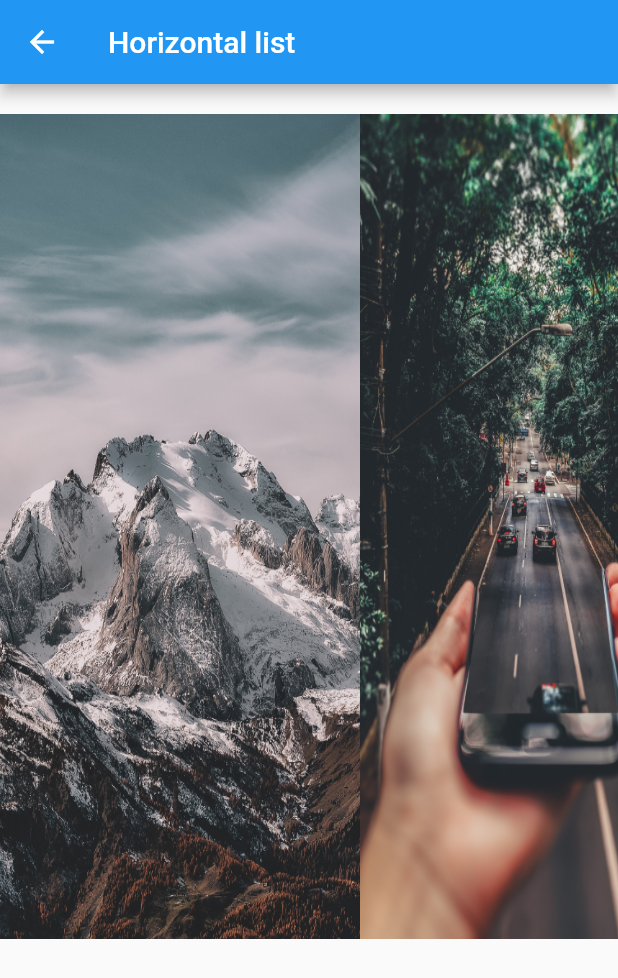
After one commit to Nikhildeshmukh07/Flutter_Learn, a Flutter app: the MyList screen opened directly, on a phone screen of 412 x 824 dp. The commit adds this screen. Shown: the top 978 px of the screen. Run offline on Flutter 3.47's test engine with Material 2 defaults, Android fonts, the phone set to English and light mode, and no system bars; our stand-ins replace dropdown_button2.

Commit message:
commit from sstpl

```diff
--- /dev/null
+++ b/lib/10HorizontalList.dart
@@ -0,0 +1,84 @@
+import 'package:flutter/material.dart';
+class MyList extends StatelessWidget {
+
+  const MyList({super.key});
+
+  @override
+  Widget build(BuildContext context) {
+    final title = 'Horizontal list';
+    return Scaffold(
+      appBar: AppBar(
+        title: Text(title),
+        leading: IconButton(
+          tooltip: 'back button',
+          icon: Icon(Icons.arrow_back),
+          onPressed: (){
+            Navigator.pop(context);
+          },
+        ),
+      ),
+      body: Container(
+        margin: EdgeInsets.symmetric(vertical: 20.0),
+        height: 550.0,
+        child: ListView(
+          scrollDirection: Axis.horizontal,
+          children: <Widget>[
+            Container(
+              height: 480.0,
+              width: 240.0,
+              decoration: BoxDecoration(
+                image: DecorationImage(
+                  image: AssetImage(
+                    'assets/images/1.jpg'),
+                  fit: BoxFit.fill
+                ),
+                shape: BoxShape.rectangle,
+
+              ),
+            ),
+            Container(
+              height: 480.0,
+              width: 240.0,
+              decoration: BoxDecoration(
+                image: DecorationImage(
+                    image: AssetImage(
+                        'assets/images/2.jpg'),
+                    fit: BoxFit.fill
+                ),
+                shape: BoxShape.rectangle,
+
+              ),
+            ),
+            Container(
+              height: 480.0,
+              width: 240.0,
+              decoration: BoxDecoration(
+                image: DecorationImage(
+                    image: AssetImage(
+                        'assets/images/4.jpg'),
+                    fit: BoxFit.fill
+                ),
+                shape: BoxShape.rectangle,
+
+              ),
+            ),
+            Container(
+              height: 480.0,
+              width: 240.0,
+              decoration: BoxDecoration(
+                image: DecorationImage(
+                    image: AssetImage(
+                        'assets/images/5.jpg'),
+                    fit: BoxFit.fill
+                ),
+                shape: BoxShape.rectangle,
+
+              ),
+            ),
+          ],
+        ),
+      ),
+
+    );
+  }
+}
--- a/lib/main.dart
+++ b/lib/main.dart
@@ -1,15 +1,19 @@
 import 'package:flutter/material.dart';
+import 'package:flutter_learn/11ExpansionTileCard.dart';
 import 'package:flutter_learn/3TutorialHome.dart';
 import 'package:flutter_learn/8RichtextWidget.dart';
+import 'package:flutter_learn/9TabBarDemo.dart';
 import '4.Handling gestures.dart';
 import '5Changingwidgetsinresponsetoinput.dart';
 import '7Appbars.dart';
 import 'Dashboard.dart';
 import '6DrawerWidgetinFlutter.dart';
+import '10HorizontalList.dart';
 
 void main() {
   runApp(MyApp());
 }
+
 class MyApp extends StatelessWidget {
   @override
   Widget build(BuildContext context) {
@@ -19,7 +23,7 @@ class MyApp extends StatelessWidget {
         primarySwatch: Colors.blue,
       ),
       home: const DashboardScreen(),
-  //  home : MyhomepageRichTextBox(),
+      //home: RunTileCard(),
     );
   }
 }
--- a/pubspec.yaml
+++ b/pubspec.yaml
@@ -40,6 +40,8 @@ dependencies:
 dev_dependencies:
   flutter_test:
     sdk: flutter
+  expansion_tile_card: ^3.0.0
+
 
 
   # The "flutter_lints" package below contains a set of recommended lints to
@@ -61,8 +63,8 @@ flutter:
   uses-material-design: true
 
   # To add assets to your application, add an assets section, like this:
-  # assets:
-  #   - images/a_dot_burr.jpeg
+  assets:
+     - assets/images/
   #   - images/a_dot_ham.jpeg
 
   # An image asset can refer to one or more resolution-specific "variants", see
```
Also changed, not shown: lib/11ExpansionTileCard.dart (added, +70 -0 lines), lib/9TabBarDemo.dart (added, +48 -0 lines), lib/Dashboard.dart (+46 -0 lines), assets/images/1.jpg (added), assets/images/2.jpg (added), assets/images/4.jpg (added), pubspec.lock, 1 other file.
